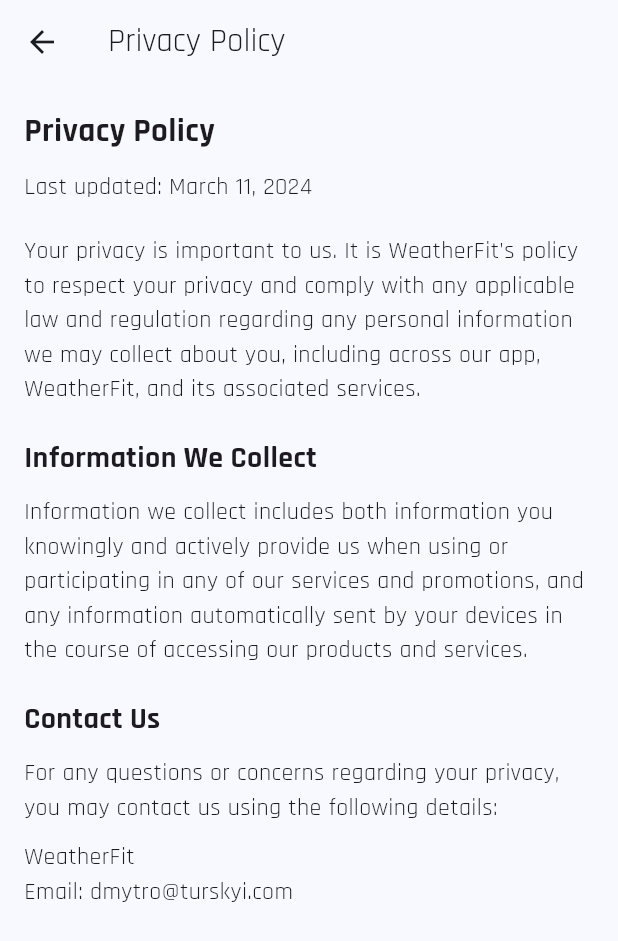
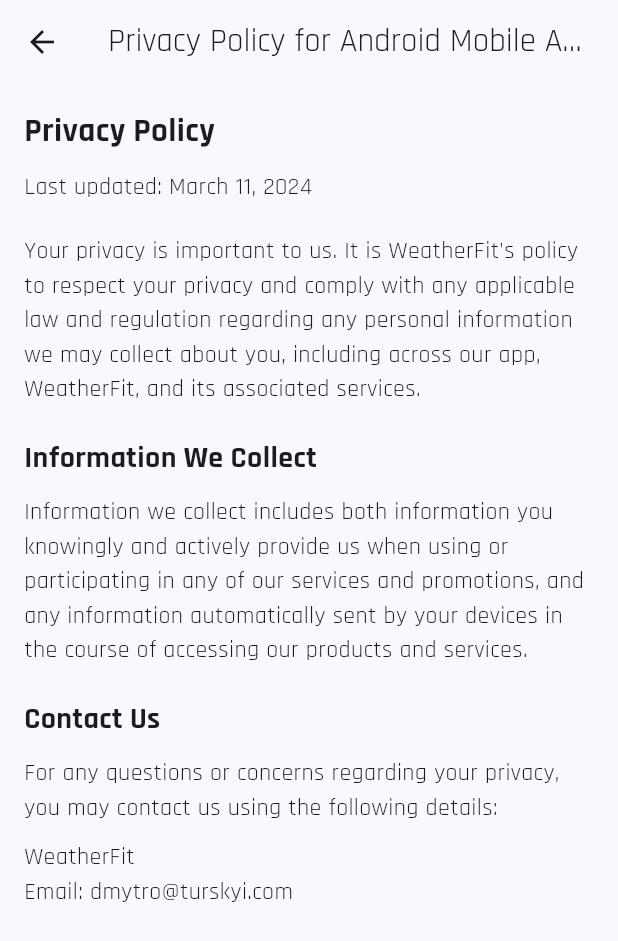
Before and after one commit to Turskyi/weather_fit, a Flutter app: the PrivacyPolicyAndroidPage screen opened by its route, on a phone screen of 412 x 824 dp. Shown: the top 941 px of the screen. Run offline on Flutter 3.47's test engine with Material 3 defaults, Android fonts, the phone set to English and light mode, and no system bars; our stand-ins replace bloc, equatable, flutter_bloc, geocoding, geolocator, google_fonts and 3 more; missing offline and left inert: dart_openai, home_widget.

Commit message:
add privacy_policy_android_page.dart
Signed-off-by: Dmytro Turskyi <dmytro.turskyi@gmail.com>

```diff
--- a/lib/privacy_policy/privacy_policy_android_page.dart
+++ b/lib/privacy_policy/privacy_policy_android_page.dart
@@ -9,7 +9,9 @@ class PrivacyPolicyAndroidPage extends StatelessWidget {
   Widget build(BuildContext context) {
     return Scaffold(
       appBar: AppBar(
-        title: const Text('Privacy Policy'),
+        title: const Text(
+          'Privacy Policy for Android Mobile Application "WeatherFit"',
+        ),
       ),
       body: SingleChildScrollView(
         padding: const EdgeInsets.all(16.0),
@@ -48,7 +50,6 @@ class PrivacyPolicyAndroidPage extends StatelessWidget {
               'our products and services.',
               style: TextStyle(fontSize: 16),
             ),
-            // ... Add more sections as needed ...
             const SizedBox(height: 20),
             const Text(
               'Contact Us',
```
Also changed, not shown: 1 other file.
